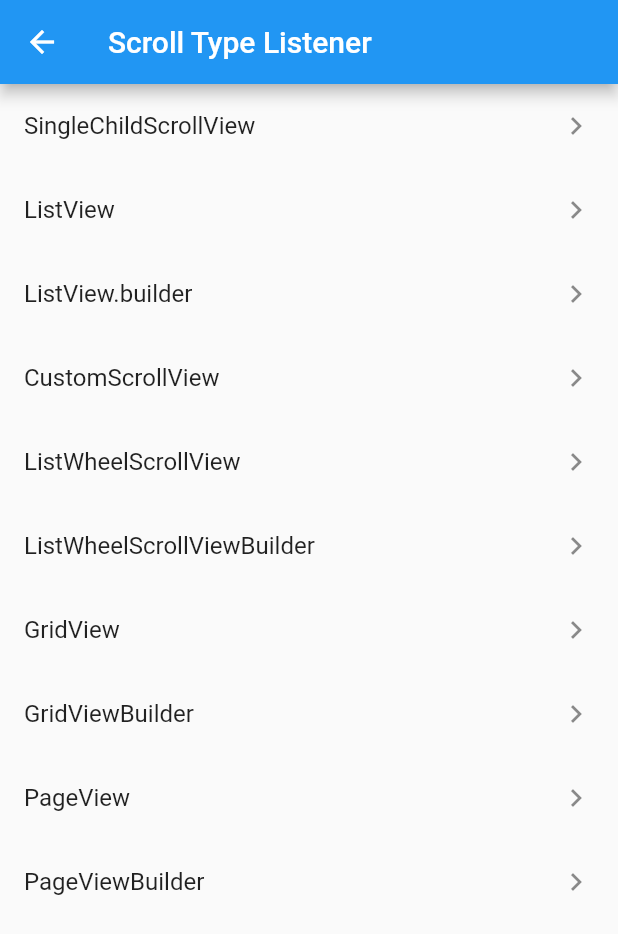
After one commit to dhiyaaulauliyaa/scroll_type_listener, a Flutter app: the screen it shows after launch, after a tap on "Detail Example", on a phone screen of 412 x 824 dp. The commit adds this screen. Shown: the top 934 px of the screen. Run offline on Flutter 3.47's test engine with Material 2 defaults, Android fonts, the phone set to English and light mode, and no system bars.

Commit message:
feature(example): create DetailExample menu

```diff
--- /dev/null
+++ b/example/lib/detail_example/detail_example_menu_page.dart
@@ -0,0 +1,49 @@
+import 'package:example/detail_example/detail_example_list_tile.dart';
+import 'package:example/detail_example/detail_example_pages.dart';
+import 'package:flutter/material.dart';
+
+class DetailExampleMenuPage extends StatelessWidget {
+  const DetailExampleMenuPage({super.key});
+
+  static const examplePageTitles = [
+    'SingleChildScrollView',
+    'ListView',
+    'ListView.builder',
+    'CustomScrollView',
+    'ListWheelScrollView',
+    'ListWheelScrollViewBuilder',
+    'GridView',
+    'GridViewBuilder',
+    'PageView',
+    'PageViewBuilder',
+  ];
+
+  static const examplePageWidgets = [
+    SingleChildScrollViewPage(),
+    ListViewPage(),
+    ListViewBuilderPage(),
+    CustomScrollViewPage(),
+    ListWheelScrollViewPage(),
+    ListWheelScrollViewBuilderPage(),
+    GridViewPage(),
+    GridViewBuilderPage(),
+    PageViewPage(),
+    PageViewBuilderPage(),
+  ];
+
+  @override
+  Widget build(BuildContext context) {
+    return Scaffold(
+      appBar: AppBar(title: const Text('Scroll Type Listener')),
+      body: ListView(
+        children: List.generate(
+          examplePageWidgets.length,
+          (index) => DetailExampleListTile(
+            title: examplePageTitles[index],
+            page: examplePageWidgets[index],
+          ),
+        ),
+      ),
+    );
+  }
+}
--- a/example/lib/main.dart
+++ b/example/lib/main.dart
@@ -37,6 +37,15 @@ class MyHomePage extends StatelessWidget {
               ),
             ),
           ),
+          ListTile(
+            title: const Text('Detail Example'),
+            trailing: const Icon(Icons.chevron_right),
+            onTap: () => Navigator.of(context).push(
+              MaterialPageRoute<Widget>(
+                builder: (_) => const DetailExampleMenuPage(),
+              ),
+            ),
+          )
         ],
       ),
     );
```
